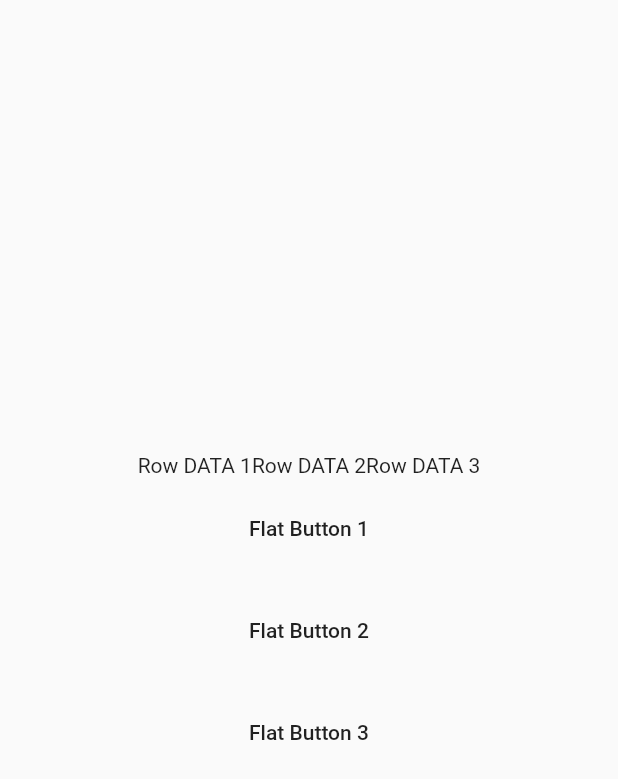
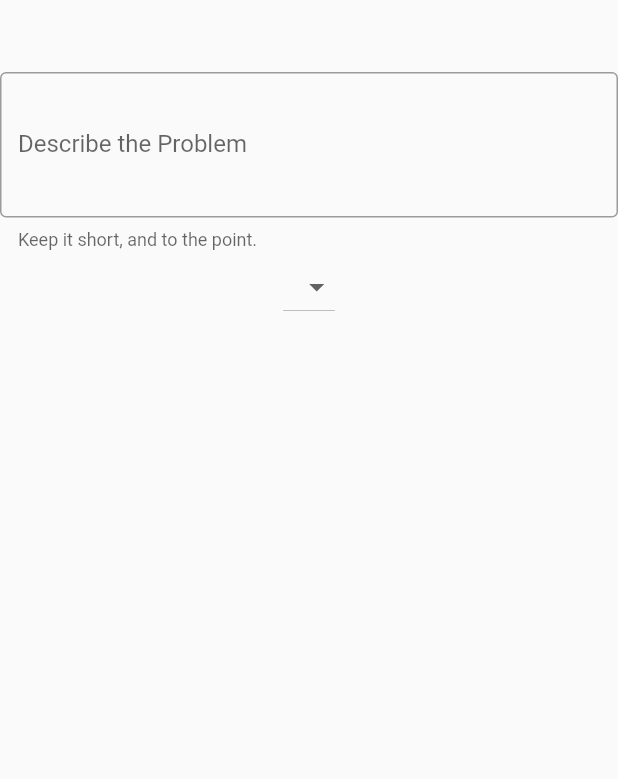
Before and after one commit to rubvitor/Report-Incident, a Flutter app: the Report screen opened directly, on a phone screen of 412 x 824 dp. Shown: the top 779 px of the screen. Run offline on Flutter 3.47's test engine with Material 2 defaults, Android fonts, the phone set to English and light mode, and no system bars; our stand-ins replace google_maps_flutter.

Commit message:
Added Form for reporting

```diff
--- a/lib/Report/report.dart
+++ b/lib/Report/report.dart
@@ -4,49 +4,37 @@ class Report extends StatelessWidget {
   @override
   Widget build(BuildContext context) {
     return Scaffold(
-      body: Test(),
+      body: ReportForm(),
     );
   }
+
 }
 
-class MakeButton extends StatelessWidget{
-  final String _buttonCaption;
-
-  MakeButton(this._buttonCaption);
-
-  @override
-  Widget build (BuildContext context){
-    return Padding(
-      padding: EdgeInsets.all(10),
-      child: FlatButton(
-          onPressed: () {},
-          child: Text(
-          _buttonCaption
-          ),
-        ),
-    );
-  }
-}
-
-class Test extends StatelessWidget {
+class ReportForm extends StatelessWidget {
   @override
   Widget build(BuildContext context) {
     return Column(
-      mainAxisAlignment: MainAxisAlignment.center,
-      crossAxisAlignment: CrossAxisAlignment.stretch,
       children: <Widget>[
-        Row(
-          mainAxisAlignment: MainAxisAlignment.center,
-          crossAxisAlignment: CrossAxisAlignment.center,
-          children: <Widget>[
-            Text("Row DATA 1"),
-            Text("Row DATA 2"),
-            Text("Row DATA 3"),
-          ],
+        const SizedBox(height: 24.0),
+        const SizedBox(height: 24.0),
+        TextFormField(
+          decoration: const InputDecoration(
+            border: OutlineInputBorder(),
+            hintText: 'Tell us what is wrong and how it can be fixed',
+            helperText: 'Keep it short, and to the point.',
+            labelText: 'Describe the Problem',
+          ),
+          maxLines: 3,
         ),
-        MakeButton("Flat Button 1"),
-        MakeButton("Flat Button 2"),
-        MakeButton("Flat Button 3"),
+        new DropdownButton<String>(
+          items: <String>['A', 'B', 'C', 'D'].map((String value) {
+            return new DropdownMenuItem<String>(
+              value: value,
+              child: new Text(value),
+            );
+          }).toList(),
+          onChanged: (_) {},
+        )
       ],
     );
   }
--- a/lib/main.dart
+++ b/lib/main.dart
@@ -2,21 +2,17 @@ import 'package:flutter/material.dart';
 import 'package:google_maps_flutter/google_maps_flutter.dart';
 import 'package:report_incident/bottomappbar.dart';
 import 'package:report_incident/Report/report.dart';
+
 import 'map.dart';
 
 void main() {
   runApp(MaterialApp(
     title: 'Navigation Basics',
-    home: _MyAppState(),
+    home: MyAppState(),
   ));
 }
 
-/* class MyApp extends StatelessWidget {
-  @override
-  _MyAppState createState() => _MyAppState();
-} */
-
-class _MyAppState extends StatelessWidget{
+class MyAppState extends StatelessWidget{
   final LatLng _center = const LatLng(28.535517, 77.391029);
 
   @override
--- a/pubspec.yaml
+++ b/pubspec.yaml
@@ -24,6 +24,7 @@ dependencies:
   # Use with the CupertinoIcons class for iOS style icons.
   cupertino_icons: ^0.1.2
   google_maps_flutter: ^0.5.20+6
+  android_intent: ^0.3.3
 
 dev_dependencies:
   flutter_test:
```
Also changed, not shown: pubspec.lock, 1 other file.
